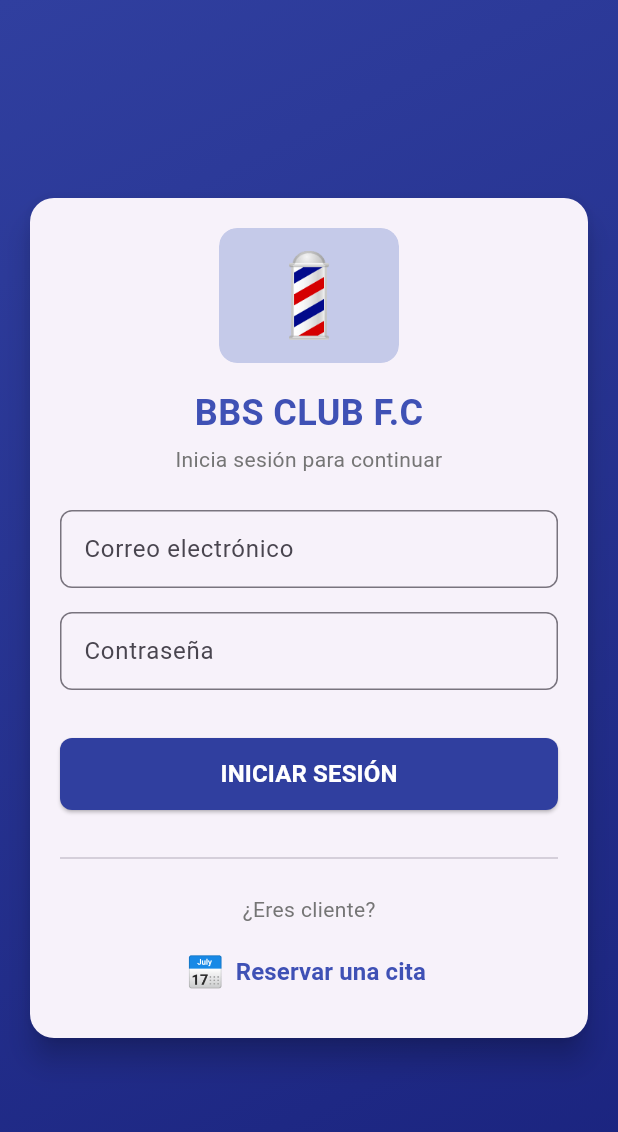
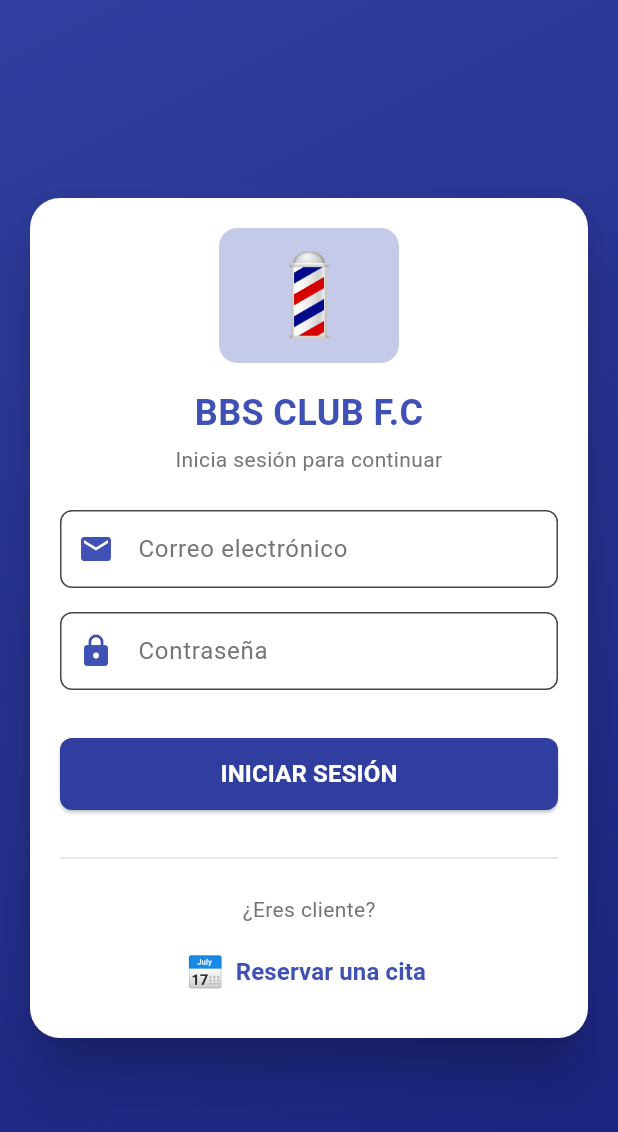
Before and after one commit to cjplazido-plz/bbs_club_barberia, a Flutter app: the screen it shows after launch, on a phone screen of 412 x 824 dp. Shown: the top 1132 px of the screen. Run offline on Flutter 3.47's test engine with Material 3 defaults, Android fonts, the phone set to English and light mode, and no system bars; our stand-ins replace fl_chart, pdf, printing, supabase_flutter; missing offline and left inert: excel; accounts and stored records are empty.

Commit message:
feat: Add dark mode support with animated login screen

```diff
--- a/lib/main.dart
+++ b/lib/main.dart
@@ -3,6 +3,7 @@ import 'package:supabase_flutter/supabase_flutter.dart';
 import 'package:intl/date_symbol_data_local.dart';
 import 'services/database_service.dart';
 import 'services/settings_service.dart';
+import 'services/theme_service.dart';
 import 'screens/login_screen.dart';
 import 'screens/public_booking_screen.dart';
 
@@ -31,16 +32,21 @@ void main() async {
   runApp(BarberFlowApp());
 }
 
-class BarberFlowApp extends StatelessWidget {
+class BarberFlowApp extends StatefulWidget {
+  @override
+  State<BarberFlowApp> createState() => _BarberFlowAppState();
+}
+
+class _BarberFlowAppState extends State<BarberFlowApp> {
   @override
   Widget build(BuildContext context) {
     return MaterialApp(
       title: SettingsService.shopName,
       debugShowCheckedModeBanner: false,
-      theme: ThemeData(
-        primarySwatch: Colors.indigo,
-        visualDensity: VisualDensity.adaptivePlatformDensity,
-      ),
+      // ✅ Soporte para tema claro, oscuro y automático
+      theme: ThemeService.lightTheme,
+      darkTheme: ThemeService.darkTheme,
+      themeMode: ThemeService.themeMode,
       initialRoute: '/',
       routes: {
         '/': (context) => LoginScreen(),
--- a/lib/screens/login_screen.dart
+++ b/lib/screens/login_screen.dart
@@ -2,6 +2,7 @@ import 'package:flutter/material.dart';
 import 'package:supabase_flutter/supabase_flutter.dart';
 import '../main.dart';
 import '../services/settings_service.dart';
+import '../services/theme_service.dart';
 import 'pos_screen.dart';
 import 'public_booking_screen.dart';
 
@@ -10,13 +11,41 @@ class LoginScreen extends StatefulWidget {
   State<LoginScreen> createState() => _LoginScreenState();
 }
 
-class _LoginScreenState extends State<LoginScreen> {
+class _LoginScreenState extends State<LoginScreen> with SingleTickerProviderStateMixin {
   final _emailController = TextEditingController();
   final _passwordController = TextEditingController();
   bool _isLoading = false;
   String _errorMessage = '';
+  late AnimationController _animationController;
+  late Animation<double> _fadeAnimation;
+  late Animation<double> _scaleAnimation;
 
   static const String developerEmail = 'cjplazido@gmail.com';
+
+  @override
+  void initState() {
+    super.initState();
+    // ✅ Animaciones de entrada
+    _animationController = AnimationController(
+      vsync: this,
+      duration: const Duration(milliseconds: 1200),
+    );
+    _fadeAnimation = Tween<double>(begin: 0.0, end: 1.0).animate(
+      CurvedAnimation(parent: _animationController, curve: Curves.easeIn),
+    );
+    _scaleAnimation = Tween<double>(begin: 0.8, end: 1.0).animate(
+      CurvedAnimation(parent: _animationController, curve: Curves.elasticOut),
+    );
+    _animationController.forward();
+  }
+
+  @override
+  void dispose() {
+    _animationController.dispose();
+    _emailController.dispose();
+    _passwordController.dispose();
+    super.dispose();
+  }
 
   Future<void> _handleLogin() async {
     setState(() {
@@ -41,7 +70,7 @@ class _LoginScreenState extends State<LoginScreen> {
           if (userEmail.toLowerCase() == developerEmail.toLowerCase()) {
             role = 'admin';
             userName = 'Desarrollador (Acceso Total)';
-            print('🔑 Acceso de desarrollador activado');
+            print(' Acceso de desarrollador activado');
           } else if (userEmail.isNotEmpty) {
             final profile = await Supabase.instance.client
                 .from('profiles')
@@ -100,12 +129,11 @@ class _LoginScreenState extends State<LoginScreen> {
 
   @override
   Widget build(BuildContext context) {
+    final isDark = Theme.of(context).brightness == Brightness.dark;
     final screenWidth = MediaQuery.of(context).size.width;
-    final screenHeight = MediaQuery.of(context).size.height;
     final isSmallMobile = screenWidth < 360;
     final isMobile = screenWidth < 600;
 
-    // ✅ Tamaños adaptativos según pantalla
     final logoSize = isSmallMobile ? 100.0 : (isMobile ? 120.0 : 160.0);
     final titleFontSize = isSmallMobile ? 20.0 : (isMobile ? 24.0 : 28.0);
     final cardPadding = isSmallMobile ? 16.0 : (isMobile ? 20.0 : 32.0);
@@ -114,11 +142,14 @@ class _LoginScreenState extends State<LoginScreen> {
 
     return Scaffold(
       body: Container(
+        // ✅ Fondo con gradiente que cambia según modo
         decoration: BoxDecoration(
           gradient: LinearGradient(
             begin: Alignment.topLeft,
             end: Alignment.bottomRight,
-            colors: [Colors.indigo[700]!, Colors.indigo[900]!],
+            colors: isDark
+                ? [const Color(0xFF0F172A), const Color(0xFF1E293B), const Color(0xFF312E81)]
+                : [Colors.indigo[700]!, Colors.indigo[900]!],
           ),
         ),
         child: Center(
@@ -127,11 +158,16 @@ class _LoginScreenState extends State<LoginScreen> {
               horizontal: isSmallMobile ? 12 : 16,
               vertical: 20,
             ),
+            child: FadeTransition(
+              opacity: _fadeAnimation,
+              child: ScaleTransition(
+                scale: _scaleAnimation,
                 child: Card(
-              elevation: 8,
+                  elevation: 16,
                   shape: RoundedRectangleBorder(
-                borderRadius: BorderRadius.circular(16),
+                    borderRadius: BorderRadius.circular(20),
                   ),
+                  color: isDark ? const Color(0xFF1E293B) : Colors.white,
                   child: Padding(
                     padding: EdgeInsets.all(cardPadding),
                     child: SizedBox(
@@ -139,8 +175,21 @@ class _LoginScreenState extends State<LoginScreen> {
                       child: Column(
                         mainAxisSize: MainAxisSize.min,
                         children: [
-                      // ✅ Logo adaptativo
-                      ClipRRect(
+                          // ✅ Logo con glow effect en modo oscuro
+                          Container(
+                            decoration: BoxDecoration(
+                              borderRadius: BorderRadius.circular(12),
+                              boxShadow: isDark
+                                  ? [
+                                      BoxShadow(
+                                        color: Colors.indigo.withOpacity(0.5),
+                                        blurRadius: 20,
+                                        spreadRadius: 2,
+                                      ),
+                                    ]
+                                  : null,
+                            ),
+                            child: ClipRRect(
                               borderRadius: BorderRadius.circular(12),
                               child: SettingsService.shopLogoUrl.isNotEmpty
                                   ? Image.network(
@@ -149,17 +198,17 @@ class _LoginScreenState extends State<LoginScreen> {
                                       height: logoSize * 0.75,
                                       fit: BoxFit.contain,
                                       errorBuilder: (context, error, stackTrace) {
-                                  return _buildDefaultLogo(logoSize);
+                                        return _buildDefaultLogo(logoSize, isDark);
                                       },
                                       loadingBuilder: (context, child, loadingProgress) {
                                         if (loadingProgress == null) return child;
-                                  return _buildDefaultLogo(logoSize);
+                                        return _buildDefaultLogo(logoSize, isDark);
                                       },
                                     )
-                            : _buildDefaultLogo(logoSize),
+                                  : _buildDefaultLogo(logoSize, isDark),
+                            ),
                           ),
                           SizedBox(height: isSmallMobile ? 12 : 16),
-                      // ✅ Nombre de la barbería (sin partir en líneas feas)
                           FittedBox(
                             fit: BoxFit.scaleDown,
                             child: Text(
@@ -167,7 +216,7 @@ class _LoginScreenState extends State<LoginScreen> {
                               style: TextStyle(
                                 fontSize: titleFontSize,
                                 fontWeight: FontWeight.bold,
-                            color: Colors.indigo,
+                                color: isDark ? Colors.white : Colors.indigo,
                               ),
                               textAlign: TextAlign.center,
                               maxLines: 1,
@@ -177,7 +226,7 @@ class _LoginScreenState extends State<LoginScreen> {
                           Text(
                             'Inicia sesión para continuar',
                             style: TextStyle(
-                          color: Colors.grey[600],
+                              color: isDark ? Colors.grey[400] : Colors.grey[600],
                               fontSize: isSmallMobile ? 12 : 14,
                             ),
                             textAlign: TextAlign.center,
@@ -186,11 +235,14 @@ class _LoginScreenState extends State<LoginScreen> {
                           // ✅ Campo email
                           TextField(
                             controller: _emailController,
+                            style: TextStyle(color: isDark ? Colors.white : Colors.black87),
                             decoration: InputDecoration(
                               labelText: 'Correo electrónico',
                               hintText: 'ej: carlos@barber.com',
-                          border: OutlineInputBorder(
-                              borderRadius: BorderRadius.circular(8)),
+                              labelStyle: TextStyle(color: isDark ? Colors.grey[400] : Colors.grey[600]),
+                              hintStyle: TextStyle(color: isDark ? Colors.grey[600] : Colors.grey[400]),
+                              prefixIcon: Icon(Icons.email, color: isDark ? Colors.indigo[300] : Colors.indigo),
+                              border: OutlineInputBorder(borderRadius: BorderRadius.circular(8)),
                               contentPadding: EdgeInsets.symmetric(
                                 horizontal: 12,
                                 vertical: isSmallMobile ? 10 : 14,
@@ -202,10 +254,12 @@ class _LoginScreenState extends State<LoginScreen> {
                           // ✅ Campo contraseña
                           TextField(
                             controller: _passwordController,
+                            style: TextStyle(color: isDark ? Colors.white : Colors.black87),
                             decoration: InputDecoration(
                               labelText: 'Contraseña',
-                          border: OutlineInputBorder(
-                              borderRadius: BorderRadius.circular(8)),
+                              labelStyle: TextStyle(color: isDark ? Colors.grey[400] : Colors.grey[600]),
+                              prefixIcon: Icon(Icons.lock, color: isDark ? Colors.indigo[300] : Colors.indigo),
+                              border: OutlineInputBorder(borderRadius: BorderRadius.circular(8)),
                               contentPadding: EdgeInsets.symmetric(
                                 horizontal: 12,
                                 vertical: isSmallMobile ? 10 : 14,
@@ -220,9 +274,9 @@ class _LoginScreenState extends State<LoginScreen> {
                               width: double.infinity,
                               padding: const EdgeInsets.all(10),
                               decoration: BoxDecoration(
-                            color: Colors.red[50],
+                                color: Colors.red.withOpacity(0.1),
                                 borderRadius: BorderRadius.circular(8),
-                            border: Border.all(color: Colors.red[200]!),
+                                border: Border.all(color: Colors.red.withOpacity(0.3)),
                               ),
                               child: Row(
                                 children: [
@@ -232,7 +286,7 @@ class _LoginScreenState extends State<LoginScreen> {
                                     child: Text(
                                       _errorMessage,
                                       style: TextStyle(
-                                      color: Colors.red[700],
+                                          color: Colors.red[400],
                                           fontSize: isSmallMobile ? 11 : 12),
                                     ),
                                   ),
@@ -240,17 +294,30 @@ class _LoginScreenState extends State<LoginScreen> {
                               ),
                             ),
                           SizedBox(height: isSmallMobile ? 12 : 16),
-                      // ✅ Botón INICIAR SESIÓN
-                      SizedBox(
+                          // ✅ Botón INICIAR SESIÓN con efecto glow
+                          Container(
                             width: double.infinity,
                             height: buttonHeight,
+                            decoration: BoxDecoration(
+                              borderRadius: BorderRadius.circular(8),
+                              boxShadow: isDark
+                                  ? [
+                                      BoxShadow(
+                                        color: Colors.indigo.withOpacity(0.4),
+                                        blurRadius: 12,
+                                        spreadRadius: 1,
+                                      ),
+                                    ]
+                                  : null,
+                            ),
                             child: ElevatedButton(
                               onPressed: _isLoading ? null : _handleLogin,
                               style: ElevatedButton.styleFrom(
-                            backgroundColor: Colors.indigo[700],
+                                backgroundColor: isDark ? const Color(0xFF6366F1) : Colors.indigo[700],
                                 foregroundColor: Colors.white,
                                 shape: RoundedRectangleBorder(
                                     borderRadius: BorderRadius.circular(8)),
+                                minimumSize: const Size(double.infinity, 48),
                               ),
                               child: _isLoading
                                   ? const SizedBox(
@@ -269,17 +336,17 @@ class _LoginScreenState extends State<LoginScreen> {
                             ),
                           ),
                           SizedBox(height: isSmallMobile ? 16 : 24),
-                      const Divider(),
+                          Divider(color: isDark ? Colors.grey[700] : Colors.grey[300]),
                           SizedBox(height: isSmallMobile ? 10 : 16),
                           Text(
                             '¿Eres cliente?',
                             style: TextStyle(
-                          color: Colors.grey[600],
+                              color: isDark ? Colors.grey[400] : Colors.grey[600],
                               fontSize: isSmallMobile ? 12 : 14,
                             ),
                           ),
                           SizedBox(height: isSmallMobile ? 6 : 8),
-                      // ✅ Botón Reservar una cita (completo, no cortado)
+                          // ✅ Botón Reservar una cita
                           TextButton.icon(
                             onPressed: () {
                               Navigator.push(
@@ -294,7 +361,7 @@ class _LoginScreenState extends State<LoginScreen> {
                               style: TextStyle(
                                 fontSize: isSmallMobile ? 14 : 16,
                                 fontWeight: FontWeight.bold,
-                            color: Colors.indigo,
+                                color: isDark ? const Color(0xFF818CF8) : Colors.indigo,
                               ),
                             ),
                           ),
@@ -307,16 +374,26 @@ class _LoginScreenState extends State<LoginScreen> {
               ),
             ),
           ),
+        ),
+      ),
     );
   }
 
-  Widget _buildDefaultLogo(double size) {
+  Widget _buildDefaultLogo(double size, bool isDark) {
     return Container(
       width: size,
       height: size * 0.75,
       decoration: BoxDecoration(
-        color: Colors.indigo[100],
+        color: isDark ? Colors.indigo[900] : Colors.indigo[100],
         borderRadius: BorderRadius.circular(12),
+        boxShadow: isDark
+            ? [
+                BoxShadow(
+                  color: Colors.indigo.withOpacity(0.3),
+                  blurRadius: 15,
+                ),
+              ]
+            : null,
       ),
       child: Center(
         child: Text('💈', style: TextStyle(fontSize: size * 0.45)),
--- /dev/null
+++ b/lib/services/theme_service.dart
@@ -0,0 +1,92 @@
+import 'package:flutter/material.dart';
+
+class ThemeService {
+  // ✅ Estado global del tema
+  static bool isDarkMode = false;
+  static ThemeMode themeMode = ThemeMode.system;
+
+  // ✅ Cambiar entre modos
+  static void setDarkMode(bool value) {
+    isDarkMode = value;
+    themeMode = value ? ThemeMode.dark : ThemeMode.light;
+  }
+
+  static void setSystemMode() {
+    themeMode = ThemeMode.system;
+    isDarkMode = false; // Se detectará automáticamente
+  }
+
+  // ✅ Tema claro (actual)
+  static ThemeData get lightTheme {
+    return ThemeData(
+      useMaterial3: true,
+      colorSchemeSeed: Colors.indigo,
+      brightness: Brightness.light,
+      scaffoldBackgroundColor: const Color(0xFFF5F7FA),
+      appBarTheme: const AppBarTheme(
+        backgroundColor: Color(0xFF3F51B5),
+        foregroundColor: Colors.white,
+        elevation: 0,
+        centerTitle: true,
+      ),
+      cardTheme: CardTheme(
+        elevation: 2,
+        shape: RoundedRectangleBorder(borderRadius: BorderRadius.circular(12)),
+        color: Colors.white,
+      ),
+      elevatedButtonTheme: ElevatedButtonThemeData(
+        style: ElevatedButton.styleFrom(
+          backgroundColor: const Color(0xFF3F51B5),
+          foregroundColor: Colors.white,
+          padding: const EdgeInsets.symmetric(horizontal: 24, vertical: 12),
+          shape: RoundedRectangleBorder(borderRadius: BorderRadius.circular(8)),
+        ),
+      ),
+      inputDecorationTheme: InputDecorationTheme(
+        border: OutlineInputBorder(borderRadius: BorderRadius.circular(8)),
+        filled: true,
+        fillColor: Colors.white,
+      ),
+    );
+  }
+
+  // ✅ Tema oscuro (nuevo)
+  static ThemeData get darkTheme {
+    return ThemeData(
+      useMaterial3: true,
+      colorSchemeSeed: Colors.indigo,
+      brightness: Brightness.dark,
+      scaffoldBackgroundColor: const Color(0xFF0F172A), // Azul muy oscuro
+      cardColor: const Color(0xFF1E293B), // Azul oscuro para cards
+      appBarTheme: const AppBarTheme(
+        backgroundColor: Color(0xFF1E293B),
+        foregroundColor: Colors.white,
+        elevation: 0,
+        centerTitle: true,
+      ),
+      cardTheme: CardTheme(
+        elevation: 2,
+        shape: RoundedRectangleBorder(borderRadius: BorderRadius.circular(12)),
+        color: const Color(0xFF1E293B),
+      ),
+      elevatedButtonTheme: ElevatedButtonThemeData(
+        style: ElevatedButton.styleFrom(
+          backgroundColor: const Color(0xFF6366F1), // Indigo brillante
+          foregroundColor: Colors.white,
+          padding: const EdgeInsets.symmetric(horizontal: 24, vertical: 12),
+          shape: RoundedRectangleBorder(borderRadius: BorderRadius.circular(8)),
+        ),
+      ),
+      inputDecorationTheme: InputDecorationTheme(
+        border: OutlineInputBorder(borderRadius: BorderRadius.circular(8)),
+        filled: true,
+        fillColor: const Color(0xFF1E293B),
+      ),
+      dividerColor: const Color(0xFF334155),
+      dialogBackgroundColor: const Color(0xFF1E293B),
+      bottomSheetTheme: const BottomSheetThemeData(
+        backgroundColor: Color(0xFF1E293B),
+      ),
+    );
+  }
+}
```
Also changed, not shown: 1 other file. Lines whose indentation alone changed are shown as unchanged.
